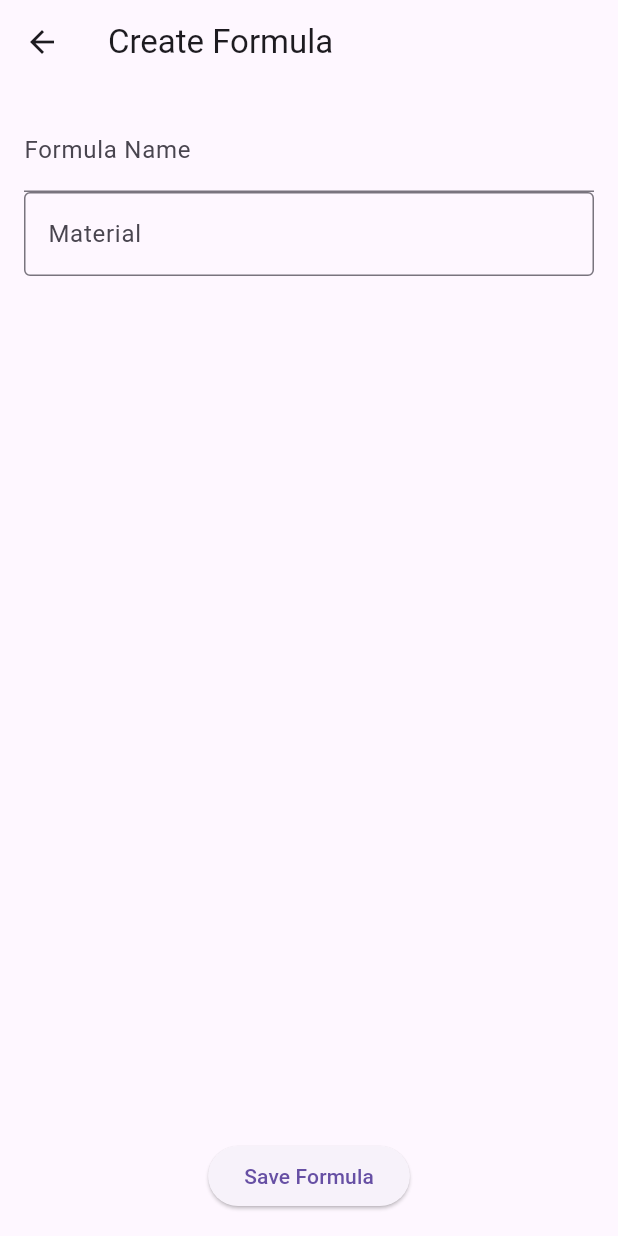
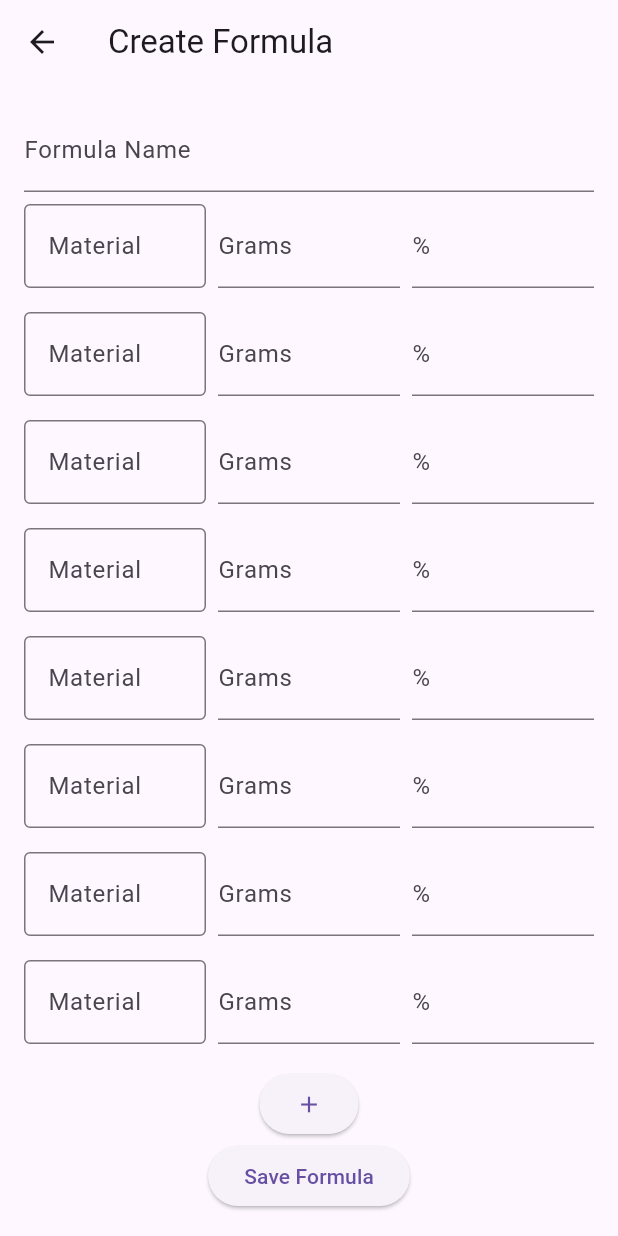
Before and after one commit to Funkynoone/airoma, a Flutter app: the screen it shows after launch, after a tap on "Create Formula", on a phone screen of 412 x 824 dp. Run offline on Flutter 3.47's test engine with Material 3 defaults, Android fonts, the light colour scheme and no system bars; drawn by our look-alikes of flutter_typeahead; our stand-ins replace sqflite; accounts and stored records are empty.

Commit message:
create formula opens !!

```diff
--- a/lib/create_formula_page.dart
+++ b/lib/create_formula_page.dart
@@ -9,26 +9,32 @@ class CreateFormulaPage extends StatefulWidget {
 
 class _CreateFormulaPageState extends State<CreateFormulaPage> {
   final TextEditingController _nameController = TextEditingController();
-  final List<custom.MaterialEntry> _materialEntries = [];
-  double totalGrams = 0.0;
+  final List<MaterialSlot> _materialSlots = List.generate(10, (_) => MaterialSlot());
 
-  void _addMaterial(custom.Material material, double grams) {
+  void _addMaterialSlot() {
     setState(() {
-      _materialEntries.add(custom.MaterialEntry(material: material, grams: grams));
-      totalGrams += grams;
+      _materialSlots.add(MaterialSlot());
     });
   }
 
   void _saveFormula() {
-    if (_nameController.text.isEmpty || _materialEntries.isEmpty) {
+    if (_nameController.text.isEmpty || _materialSlots.every((slot) => slot.material == null)) {
       ScaffoldMessenger.of(context).showSnackBar(
         SnackBar(content: Text('Please enter a name and add at least one material.')),
       );
       return;
     }
 
+    final materialEntries = _materialSlots
+        .where((slot) => slot.material != null)
+        .map((slot) => custom.MaterialEntry(
+        material: slot.material!,
+        grams: slot.gramsController.text.isEmpty ? 0 : double.parse(slot.gramsController.text)
+    ))
+        .toList();
+
     // Save the formula (this is just a placeholder for actual saving logic)
-    custom.Formula newFormula = custom.Formula(name: _nameController.text, materials: _materialEntries);
+    custom.Formula newFormula = custom.Formula(name: _nameController.text, materials: materialEntries);
 
     ScaffoldMessenger.of(context).showSnackBar(
       SnackBar(content: Text('Formula saved!')),
@@ -37,8 +43,8 @@ class _CreateFormulaPageState extends State<CreateFormulaPage> {
     // Clear the inputs
     setState(() {
       _nameController.clear();
-      _materialEntries.clear();
-      totalGrams = 0.0;
+      _materialSlots.clear();
+      _materialSlots.addAll(List.generate(10, (_) => MaterialSlot()));
     });
   }
 
@@ -56,7 +62,17 @@ class _CreateFormulaPageState extends State<CreateFormulaPage> {
               controller: _nameController,
               decoration: InputDecoration(labelText: 'Formula Name'),
             ),
-            TypeAheadField<custom.Material>(
+            Expanded(
+              child: ListView.builder(
+                itemCount: _materialSlots.length,
+                itemBuilder: (context, index) {
+                  final slot = _materialSlots[index];
+                  return Padding(
+                    padding: const EdgeInsets.symmetric(vertical: 8.0),
+                    child: Row(
+                      children: [
+                        Expanded(
+                          child: TypeAheadField<custom.Material>(
                             suggestionsCallback: (pattern) async {
                               return custom.sampleMaterials.where((material) => material.name.toLowerCase().contains(pattern.toLowerCase())).toList();
                             },
@@ -66,37 +82,12 @@ class _CreateFormulaPageState extends State<CreateFormulaPage> {
                               );
                             },
                             onSelected: (custom.Material material) {
-                showDialog(
-                  context: context,
-                  builder: (BuildContext context) {
-                    final TextEditingController _gramsController = TextEditingController();
-                    return AlertDialog(
-                      title: Text('Enter Grams'),
-                      content: TextField(
-                        controller: _gramsController,
-                        keyboardType: TextInputType.number,
-                        decoration: InputDecoration(hintText: 'Grams'),
-                      ),
-                      actions: [
-                        TextButton(
-                          onPressed: () {
-                            Navigator.of(context).pop();
+                              setState(() {
+                                slot.material = material;
+                                slot.materialController.text = material.name;
+                              });
                             },
-                          child: Text('Cancel'),
-                        ),
-                        TextButton(
-                          onPressed: () {
-                            final double grams = double.tryParse(_gramsController.text) ?? 0.0;
-                            _addMaterial(material, grams);
-                            Navigator.of(context).pop();
-                          },
-                          child: Text('Add'),
-                        ),
-                      ],
-                    );
-                  },
-                );
-              },
+                            // Directly using builder without any deprecated fields
                             builder: (context, controller, focusNode) {
                               return TextField(
                                 controller: controller,
@@ -108,17 +99,48 @@ class _CreateFormulaPageState extends State<CreateFormulaPage> {
                               );
                             },
                           ),
+                        ),
+                        SizedBox(width: 8),
                         Expanded(
-              child: ListView.builder(
-                itemCount: _materialEntries.length,
-                itemBuilder: (context, index) {
-                  final entry = _materialEntries[index];
-                  return ListTile(
-                    title: Text(entry.material.name),
-                    subtitle: Text('${entry.grams} grams (${(entry.grams / totalGrams * 100).toStringAsFixed(2)}%)'),
+                          child: TextField(
+                            controller: slot.gramsController,
+                            keyboardType: TextInputType.number,
+                            decoration: InputDecoration(labelText: 'Grams'),
+                            onChanged: (value) {
+                              if (value.isNotEmpty) {
+                                setState(() {
+                                  double grams = double.parse(value);
+                                  slot.percentController.text = (grams / _totalGrams() * 100).toStringAsFixed(2);
+                                });
+                              }
+                            },
+                          ),
+                        ),
+                        SizedBox(width: 8),
+                        Expanded(
+                          child: TextField(
+                            controller: slot.percentController,
+                            keyboardType: TextInputType.number,
+                            decoration: InputDecoration(labelText: '%'),
+                            onChanged: (value) {
+                              if (value.isNotEmpty) {
+                                setState(() {
+                                  double percent = double.parse(value);
+                                  slot.gramsController.text = (_totalGrams() * percent / 100).toStringAsFixed(2);
+                                });
+                              }
+                            },
+                          ),
+                        ),
+                      ],
+                    ),
                   );
                 },
               ),
+            ),
+            ElevatedButton(
+              onPressed: _addMaterialSlot,
+              child: Icon(Icons.add),
             ),
             ElevatedButton(
               onPressed: _saveFormula,
@@ -129,4 +151,20 @@ class _CreateFormulaPageState extends State<CreateFormulaPage> {
       ),
     );
   }
+
+  double _totalGrams() {
+    return _materialSlots.fold(0, (sum, slot) {
+      if (slot.gramsController.text.isNotEmpty) {
+        return sum + double.parse(slot.gramsController.text);
       }
+      return sum;
+    });
+  }
+}
+
+class MaterialSlot {
+  custom.Material? material;
+  final TextEditingController materialController = TextEditingController();
+  final TextEditingController gramsController = TextEditingController();
+  final TextEditingController percentController = TextEditingController();
+}
--- a/lib/main.dart
+++ b/lib/main.dart
@@ -31,23 +31,37 @@ class HomePage extends StatelessWidget {
         child: Column(
           mainAxisAlignment: MainAxisAlignment.center,
           children: [
-            ElevatedButton(
+            SizedBox(
+              width: 200, // Adjust the width as needed
+              height: 60, // Adjust the height as needed
+              child: ElevatedButton(
                 onPressed: () {
                   Navigator.push(context, MaterialPageRoute(builder: (context) => CreateFormulaPage()));
                 },
                 child: Text('Create Formula'),
               ),
-            ElevatedButton(
+            ),
+            SizedBox(height: 20), // Space between buttons
+            SizedBox(
+              width: 200,
+              height: 60,
+              child: ElevatedButton(
                 onPressed: () {
                   Navigator.push(context, MaterialPageRoute(builder: (context) => MaterialListPage()));
                 },
                 child: Text('Materials'),
               ),
-            ElevatedButton(
+            ),
+            SizedBox(height: 20), // Space between buttons
+            SizedBox(
+              width: 200,
+              height: 60,
+              child: ElevatedButton(
                 onPressed: () {
                   Navigator.push(context, MaterialPageRoute(builder: (context) => FormulaPage()));
                 },
                 child: Text('Formulas'),
+              ),
             ),
           ],
         ),
```
Also changed, not shown: lib/formula_page.dart (+1 -13 lines), pubspec.lock. Lines whose indentation alone changed are shown as unchanged.
